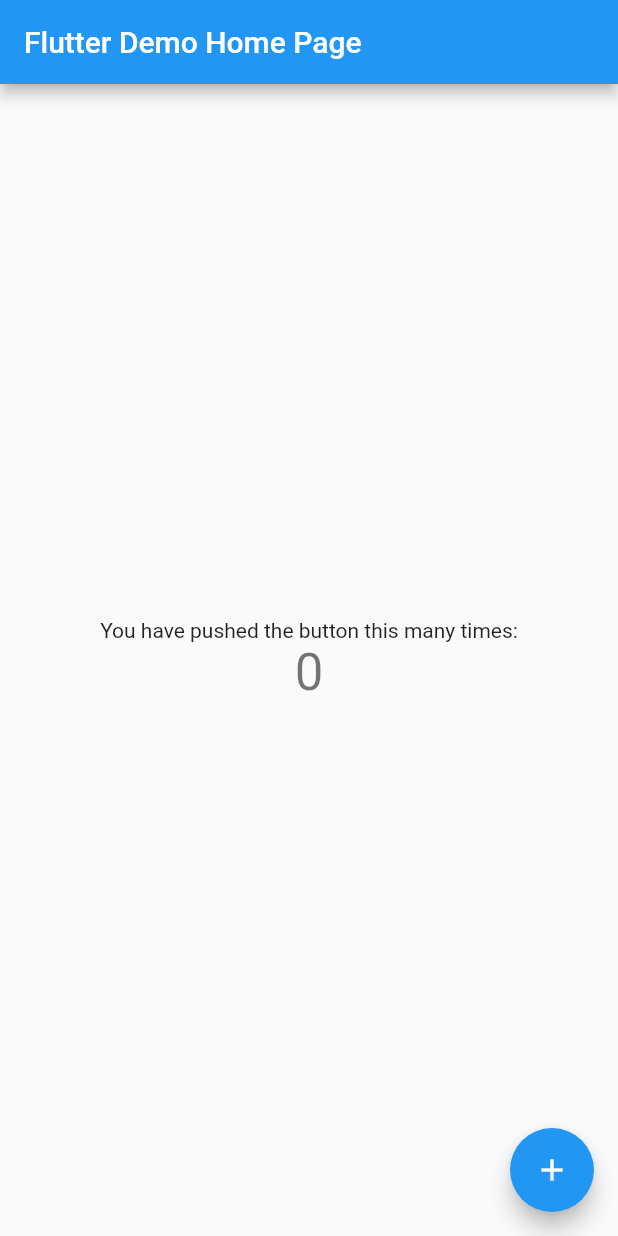
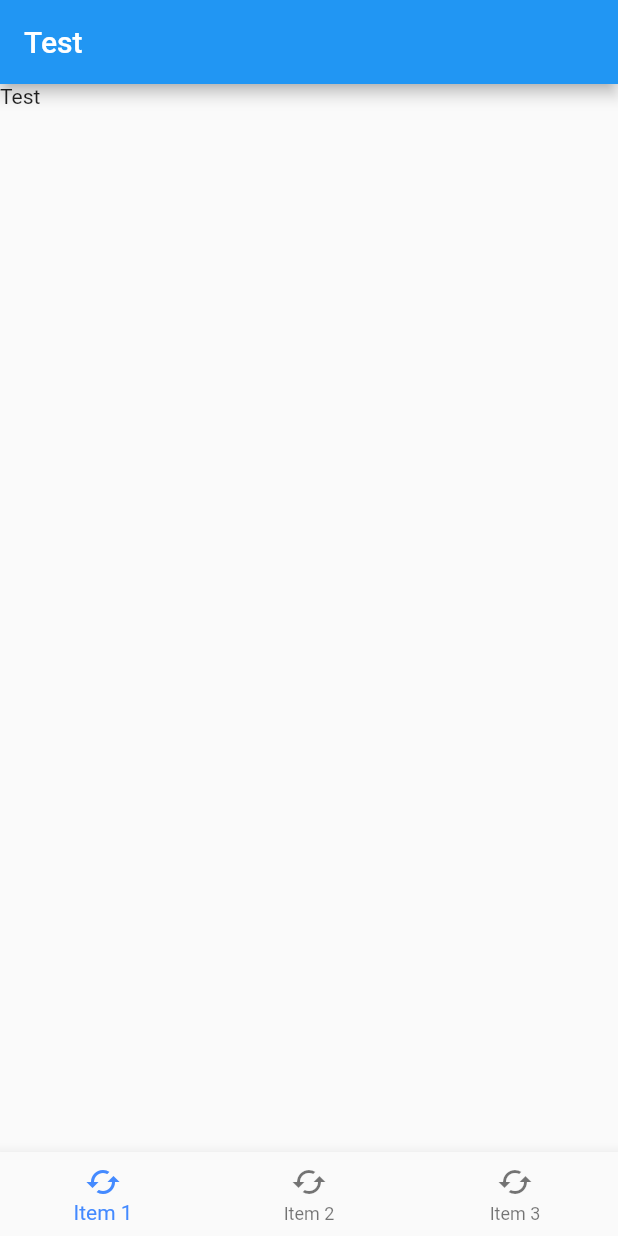
Before and after one commit to SarahHayat/my_little_poney, a Flutter app: the screen it shows after launch, on a phone screen of 412 x 824 dp. Run offline on Flutter 3.47's test engine with Material 2 defaults, Android fonts, the phone set to English and light mode, and no system bars.

Commit message:
Navigation and Drawer

```diff
--- a/lib/main.dart
+++ b/lib/main.dart
@@ -1,6 +1,8 @@
 import 'package:flutter/material.dart';
 import 'package:my_little_poney/api/user_service_io.dart';
 import 'package:my_little_poney/usecase/user_usecase.dart';
+import 'package:my_little_poney/widets/navigation.dart';
+import 'package:my_little_poney/widets/test.dart';
 
 import 'models/User.dart';
 
@@ -11,118 +13,103 @@
 class MyApp extends StatelessWidget {
   const MyApp({Key? key}) : super(key: key);
 
-  // This widget is the root of your application.
   @override
   Widget build(BuildContext context) {
     return MaterialApp(
-      title: 'Flutter Demo',
+      title: 'My Little Poney',
+      routes: {
+        // put routes here
+        Test.routeName: (context) => Test()
+      },
       theme: ThemeData(
-        // This is the theme of your application.
-        //
-        // Try running your application with "flutter run". You'll see the
-        // application has a blue toolbar. Then, without quitting the app, try
-        // changing the primarySwatch below to Colors.green and then invoke
-        // "hot reload" (press "r" in the console where you ran "flutter run",
-        // or simply save your changes to "hot reload" in a Flutter IDE).
-        // Notice that the counter didn't reset back to zero; the application
-        // is not restarted.
         primarySwatch: Colors.blue,
       ),
-      home: const MyHomePage(title: 'Flutter Demo Home Page'),
+      home: Navigation(),
     );
   }
 }
 
-class MyHomePage extends StatefulWidget {
-  const MyHomePage({Key? key, required this.title}) : super(key: key);
-
-  // This widget is the home page of your application. It is stateful, meaning
-  // that it has a State object (defined below) that contains fields that affect
-  // how it looks.
-
-  // This class is the configuration for the state. It holds the values (in this
-  // case the title) provided by the parent (in this case the App widget) and
-  // used by the build method of the State. Fields in a Widget subclass are
-  // always marked "final".
-
-  final String title;
-
-  @override
-  State<MyHomePage> createState() => _MyHomePageState();
-}
-
-class _MyHomePageState extends State<MyHomePage> {
-
-  UserUseCase userUseCase = UserUseCase();
-  int _counter = 0;
-
-  late Future<List<User>?> futureUsers;
-
-  void _incrementCounter() {
-    setState(() {
-      // This call to setState tells the Flutter framework that something has
-      // changed in this State, which causes it to rerun the build method below
-      // so that the display can reflect the updated values. If we changed
-      // _counter without calling setState(), then the build method would not be
-      // called again, and so nothing would appear to happen.
-      _counter++;
-    });
-  }
-
-  @override
-  void initState() {
-    super.initState();
-    futureUsers = userUseCase.getAllUser();
-  }
-  @override
-  Widget build(BuildContext context) {
-    // This method is rerun every time setState is called, for instance as done
-    // by the _incrementCounter method above.
-    //
-    // The Flutter framework has been optimized to make rerunning build methods
-    // fast, so that you can just rebuild anything that needs updating rather
-    // than having to individually change instances of widgets.
-    return Scaffold(
-      appBar: AppBar(
-        // Here we take the value from the MyHomePage object that was created by
-        // the App.build method, and use it to set our appbar title.
-        title: Text(widget.title),
-      ),
-      body: Center(
-        // Center is a layout widget. It takes a single child and positions it
-        // in the middle of the parent.
-        child: Column(
-          // Column is also a layout widget. It takes a list of children and
-          // arranges them vertically. By default, it sizes itself to fit its
-          // children horizontally, and tries to be as tall as its parent.
-          //
-          // Invoke "debug painting" (press "p" in the console, choose the
-          // "Toggle Debug Paint" action from the Flutter Inspector in Android
-          // Studio, or the "Toggle Debug Paint" command in Visual Studio Code)
-          // to see the wireframe for each widget.
-          //
-          // Column has various properties to control how it sizes itself and
-          // how it positions its children. Here we use mainAxisAlignment to
-          // center the children vertically; the main axis here is the vertical
-          // axis because Columns are vertical (the cross axis would be
-          // horizontal).
-          mainAxisAlignment: MainAxisAlignment.center,
-          children: <Widget>[
-            const Text(
-              'You have pushed the button this many times:',
-            ),
-            Text(
-              '$_counter',
-              style: Theme.of(context).textTheme.headline4,
-            ),
-          ],
-        ),
-      ),
-      floatingActionButton: FloatingActionButton(
-        onPressed: _incrementCounter,
-        tooltip: 'Increment',
-        child: const Icon(Icons.add),
-      ), // This trailing comma makes auto-formatting nicer for build methods.
-    );
-  }
-}
+// class MyHomePage extends StatefulWidget {
+//   const MyHomePage({Key? key, required this.title}) : super(key: key);
+//
+//   final String title;
+//
+//   @override
+//   State<MyHomePage> createState() => _MyHomePageState();
+// }
+//
+// class _MyHomePageState extends State<MyHomePage> {
+//
+//   UserUseCase userUseCase = UserUseCase();
+//   int _counter = 0;
+//
+//   late Future<List<User>?> futureUsers;
+//
+//   void _incrementCounter() {
+//     setState(() {
+//       // This call to setState tells the Flutter framework that something has
+//       // changed in this State, which causes it to rerun the build method below
+//       // so that the display can reflect the updated values. If we changed
+//       // _counter without calling setState(), then the build method would not be
+//       // called again, and so nothing would appear to happen.
+//       _counter++;
+//     });
+//   }
+//
+//   @override
+//   void initState() {
+//     super.initState();
+//     // futureUsers = userUseCase.getAllUser();
+//   }
+//   @override
+//   Widget build(BuildContext context) {
+//     // This method is rerun every time setState is called, for instance as done
+//     // by the _incrementCounter method above.
+//     //
+//     // The Flutter framework has been optimized to make rerunning build methods
+//     // fast, so that you can just rebuild anything that needs updating rather
+//     // than having to individually change instances of widgets.
+//     return Scaffold(
+//       appBar: AppBar(
+//         // Here we take the value from the MyHomePage object that was created by
+//         // the App.build method, and use it to set our appbar title.
+//         title: Text(widget.title),
+//       ),
+//       body: Center(
+//         // Center is a layout widget. It takes a single child and positions it
+//         // in the middle of the parent.
+//         child: Column(
+//           // Column is also a layout widget. It takes a list of children and
+//           // arranges them vertically. By default, it sizes itself to fit its
+//           // children horizontally, and tries to be as tall as its parent.
+//           //
+//           // Invoke "debug painting" (press "p" in the console, choose the
+//           // "Toggle Debug Paint" action from the Flutter Inspector in Android
+//           // Studio, or the "Toggle Debug Paint" command in Visual Studio Code)
+//           // to see the wireframe for each widget.
+//           //
+//           // Column has various properties to control how it sizes itself and
+//           // how it positions its children. Here we use mainAxisAlignment to
+//           // center the children vertically; the main axis here is the vertical
+//           // axis because Columns are vertical (the cross axis would be
+//           // horizontal).
+//           mainAxisAlignment: MainAxisAlignment.center,
+//           children: <Widget>[
+//             const Text(
+//               'You have pushed the button this many times:',
+//             ),
+//             Text(
+//               '$_counter',
+//               style: Theme.of(context).textTheme.headline4,
+//             ),
+//           ],
+//         ),
+//       ),
+//       floatingActionButton: FloatingActionButton(
+//         onPressed: _incrementCounter,
+//         tooltip: 'Increment',
+//         child: const Icon(Icons.add),
+//       ), // This trailing comma makes auto-formatting nicer for build methods.
+//     );
+//   }
+// }
--- /dev/null
+++ b/lib/widets/navigation.dart
@@ -0,0 +1,91 @@
+import 'package:flutter/cupertino.dart';
+import 'package:flutter/material.dart';
+import 'package:my_little_poney/widets/test.dart';
+
+class Navigation extends StatefulWidget {
+  @override
+  State<StatefulWidget> createState() => NavigationState();
+}
+
+class NavigationState extends State<Navigation> {
+  int _selectedIndex = 0;
+
+  Widget getBody() {
+    if (_selectedIndex == 0) {
+      // return the first page
+      return Test();
+    } else if (_selectedIndex == 1) {
+      // return the second page
+      return Test();
+    } else {
+      // return the third page
+      return Test();
+    }
+  }
+
+  void _onItemTapped(int index) {
+    setState(() {
+      _selectedIndex = index;
+    });
+  }
+
+  @override
+  Widget build(BuildContext context) {
+    return Scaffold(
+      body: getBody(),
+      drawer: Drawer(
+        // Add a ListView to the drawer. This ensures the user can scroll
+        // through the options in the drawer if there isn't enough vertical
+        // space to fit everything.
+        child: ListView(
+          // Important: Remove any padding from the ListView.
+          padding: EdgeInsets.zero,
+          children: [
+            const DrawerHeader(
+              decoration: BoxDecoration(
+                image: DecorationImage(
+                    image: NetworkImage(
+                        "https://cdn.pixabay.com/photo/2021/09/27/11/01/man-6660387__480.jpg")),
+                color: Colors.blue,
+              ),
+              child: Align(
+                alignment: Alignment.bottomRight,
+                child: Text('Pablo'),
+              ),
+            ),
+            ListTile(
+              // Maybe put profil here
+              title: const Text('Item 1'),
+              onTap: () {
+                setState(() {
+                  // put the profile index
+                  _selectedIndex = 2;
+                });
+                Navigator.pop(context);
+              },
+            ),
+          ],
+        ),
+      ),
+      bottomNavigationBar: BottomNavigationBar(
+        items: const [
+          BottomNavigationBarItem(
+            icon: Icon(Icons.cached),
+            label: 'Item 1',
+          ),
+          BottomNavigationBarItem(
+            icon: Icon(Icons.cached),
+            label: 'Item 2',
+          ),
+          BottomNavigationBarItem(
+            icon: Icon(Icons.cached),
+            label: 'Item 3',
+          ),
+        ],
+        currentIndex: _selectedIndex,
+        selectedItemColor: Colors.blueAccent,
+        onTap: _onItemTapped,
+      ),
+    );
+  }
+}
--- /dev/null
+++ b/lib/widets/test.dart
@@ -0,0 +1,15 @@
+import 'package:flutter/cupertino.dart';
+import 'package:flutter/material.dart';
+
+class Test extends StatelessWidget {
+  static const routeName = 'test';
+  @override
+  Widget build(BuildContext context) {
+    return Scaffold(
+      appBar: AppBar(
+        title: Text('Test'),
+      ),
+      body: Text('Test'),
+    );
+  }
+}
```
